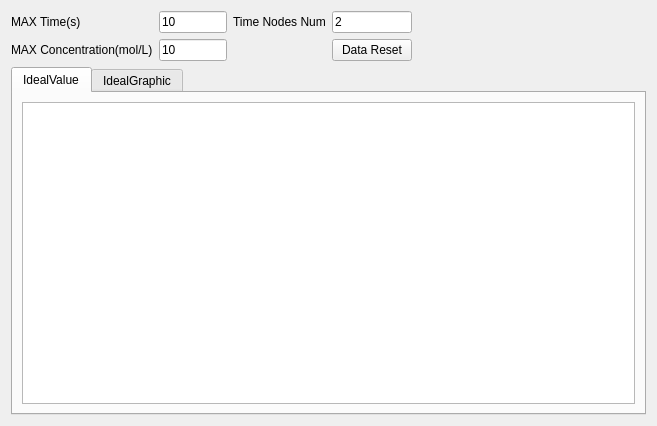
Above: src/designer/views/behaviorview/BehaviorView.ui from igemsoftware/USTC-Software_2011 before the change. Below: the same form after it.
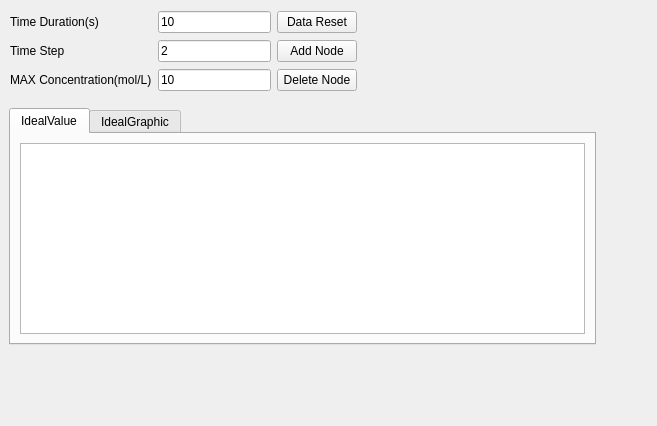
That is the form after the change. Custom widgets are drawn as their Qt base class.

Diff of the .ui file:
```diff
--- a/src/designer/views/behaviorview/BehaviorView.ui
+++ b/src/designer/views/behaviorview/BehaviorView.ui
@@ -16,53 +16,15 @@
   <property name="styleSheet">
    <string notr="true"/>
   </property>
-  <layout class="QGridLayout" name="gridLayout_3">
-   <item row="0" column="0">
-    <widget class="QLabel" name="label">
-     <property name="autoFillBackground">
-      <bool>false</bool>
-     </property>
-     <property name="frameShape">
-      <enum>QFrame::NoFrame</enum>
-     </property>
-     <property name="text">
-      <string>MAX Time(s)</string>
-     </property>
-     <property name="textFormat">
-      <enum>Qt::AutoText</enum>
-     </property>
-    </widget>
-   </item>
-   <item row="0" column="1">
-    <widget class="QLineEdit" name="TimeEdit">
-     <property name="text">
-      <string>10</string>
-     </property>
-    </widget>
-   </item>
-   <item row="0" column="2">
-    <widget class="QLabel" name="label_3">
-     <property name="text">
-      <string>Time Nodes Num</string>
-     </property>
-    </widget>
-   </item>
-   <item row="0" column="3">
-    <widget class="QLineEdit" name="TimeNodesEdit">
-     <property name="text">
-      <string>2</string>
-     </property>
-    </widget>
-   </item>
-   <item row="1" column="3">
-    <widget class="QPushButton" name="ResetButton">
-     <property name="text">
-      <string>Data Reset</string>
-     </property>
-    </widget>
-   </item>
-   <item row="2" column="0" colspan="5">
     <widget class="QTabWidget" name="tabWidget">
+   <property name="geometry">
+    <rect>
+     <x>9</x>
+     <y>108</y>
+     <width>587</width>
+     <height>237</height>
+    </rect>
+   </property>
      <property name="currentIndex">
       <number>0</number>
      </property>
@@ -134,35 +96,90 @@
       </layout>
      </widget>
     </widget>
-   </item>
-   <item row="1" column="4">
-    <spacer name="horizontalSpacer">
-     <property name="orientation">
-      <enum>Qt::Horizontal</enum>
-     </property>
-     <property name="sizeHint" stdset="0">
-      <size>
-       <width>268</width>
-       <height>20</height>
-      </size>
-     </property>
-    </spacer>
+  <widget class="QWidget" name="">
+   <property name="geometry">
+    <rect>
+     <x>10</x>
+     <y>10</y>
+     <width>347</width>
+     <height>83</height>
+    </rect>
+   </property>
+   <layout class="QGridLayout" name="gridLayout_3">
+    <item row="0" column="0">
+     <widget class="QLabel" name="label">
+      <property name="autoFillBackground">
+       <bool>false</bool>
+      </property>
+      <property name="frameShape">
+       <enum>QFrame::NoFrame</enum>
+      </property>
+      <property name="text">
+       <string>Time Duration(s)</string>
+      </property>
+      <property name="textFormat">
+       <enum>Qt::AutoText</enum>
+      </property>
+     </widget>
+    </item>
+    <item row="0" column="1">
+     <widget class="QLineEdit" name="TimeEdit">
+      <property name="text">
+       <string>10</string>
+      </property>
+     </widget>
+    </item>
+    <item row="0" column="2">
+     <widget class="QPushButton" name="ResetButton">
+      <property name="text">
+       <string>Data Reset</string>
+      </property>
+     </widget>
    </item>
    <item row="1" column="0">
+     <widget class="QLabel" name="label_3">
+      <property name="text">
+       <string>Time Step</string>
+      </property>
+     </widget>
+    </item>
+    <item row="1" column="1">
+     <widget class="QLineEdit" name="TimeNodesEdit">
+      <property name="text">
+       <string>2</string>
+      </property>
+     </widget>
+    </item>
+    <item row="1" column="2">
+     <widget class="QPushButton" name="pushButton_Add">
+      <property name="text">
+       <string>Add Node</string>
+      </property>
+     </widget>
+    </item>
+    <item row="2" column="0">
     <widget class="QLabel" name="label_2">
      <property name="text">
       <string>MAX Concentration(mol/L)</string>
      </property>
     </widget>
    </item>
-   <item row="1" column="1">
+    <item row="2" column="1">
     <widget class="QLineEdit" name="ConcentrationEdit">
      <property name="text">
       <string>10</string>
      </property>
     </widget>
    </item>
-  </layout>
+    <item row="2" column="2">
+     <widget class="QPushButton" name="pushButton_Delete">
+      <property name="text">
+       <string>Delete Node</string>
+      </property>
+     </widget>
+    </item>
+   </layout>
+  </widget>
  </widget>
  <customwidgets>
   <customwidget>
```
Lines whose indentation alone changed are shown as unchanged.
